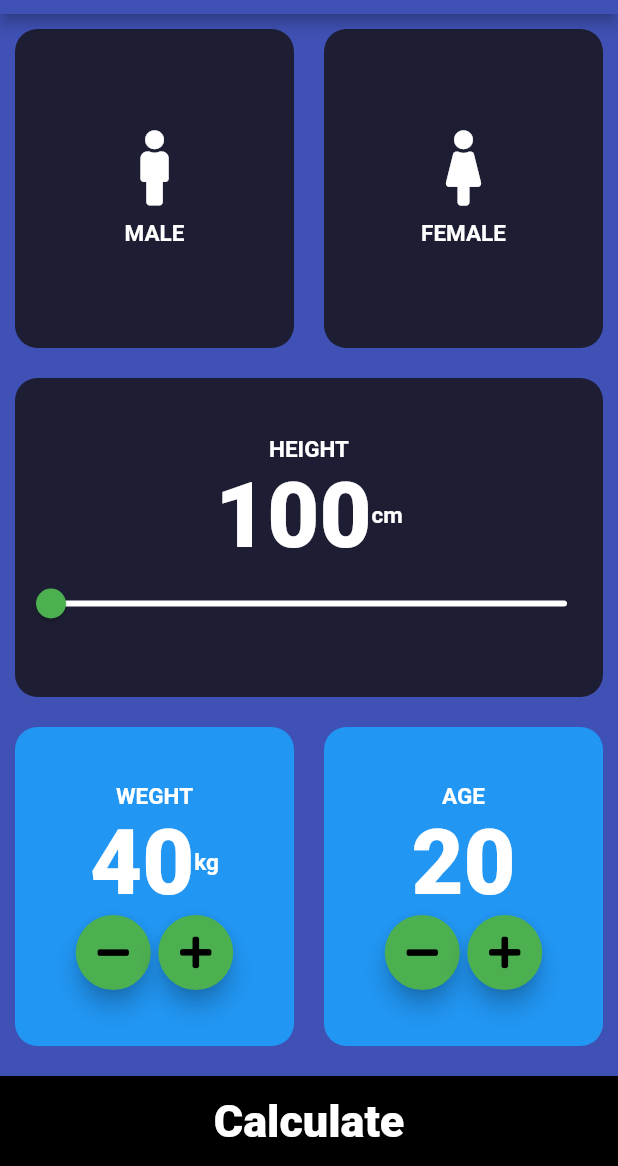
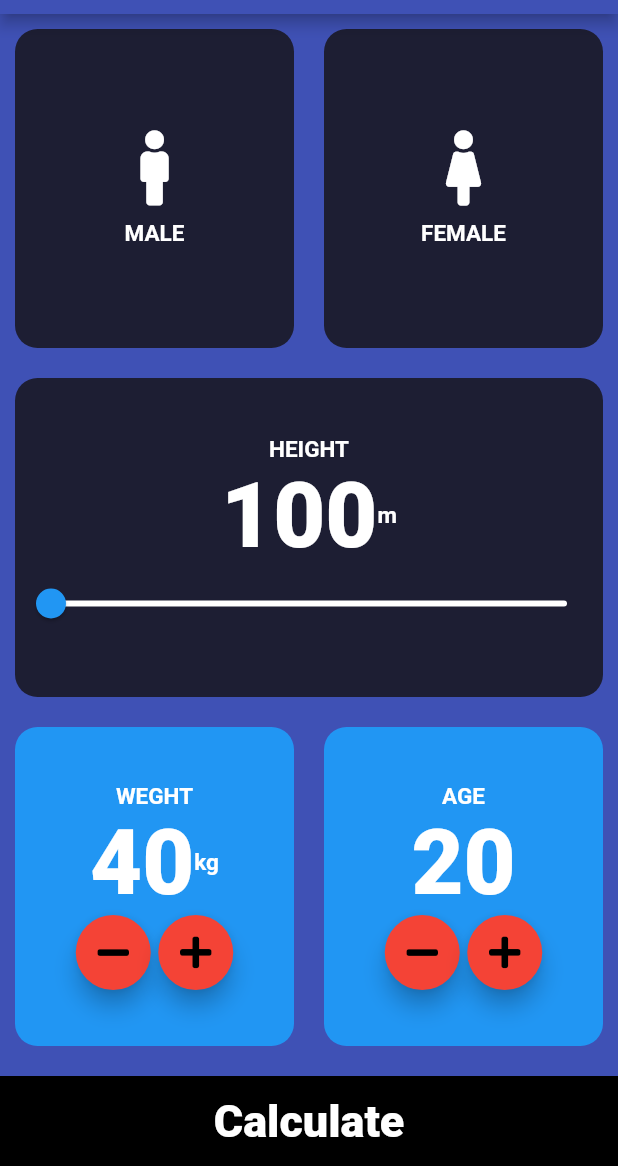
Before and after one commit to umairnawaz333/BMI-Calculator, a Flutter app: the screen it shows after launch, on a phone screen of 412 x 824 dp, the part 70-1236 px from its top. Run offline on Flutter 3.47's test engine with Material 2 defaults, Android fonts, the phone set to English and light mode, and no system bars; our stand-ins replace flutter_spinkit, font_awesome_flutter.

Commit message:
Change Button Color and Some font...

```diff
--- a/lib/Input_Page.dart
+++ b/lib/Input_Page.dart
@@ -99,7 +99,7 @@ class _InputPageState extends State<InputPage> {
                               style: ConstentTextLabe2,
                             ),
                             Text(
-                              'cm',
+                              'm',
                               style: ConstentTextLabel,
                             ),
                           ],
@@ -108,7 +108,7 @@ class _InputPageState extends State<InputPage> {
                           value: slider_height.toDouble(),
                           min: 100.0,
                           max: 230.0,
-                          activeColor: Colors.green,
+                          activeColor: Colors.blue,
                           inactiveColor: Colors.white,
                           onChanged: (double newvalue) {
                             setState(() {
@@ -242,8 +242,6 @@ class _InputPageState extends State<InputPage> {
   }
 }
 
-
-
 class RoundIcon extends StatelessWidget {
   RoundIcon({@required this.icondata, this.onPress});
   final IconData icondata;
@@ -259,7 +257,7 @@ class RoundIcon extends StatelessWidget {
       elevation: 6,
       constraints: BoxConstraints.tightFor(height: 50.0, width: 50.0),
       shape: CircleBorder(),
-      fillColor: Colors.green,
+      fillColor: Colors.red,
     );
   }
 }
```
